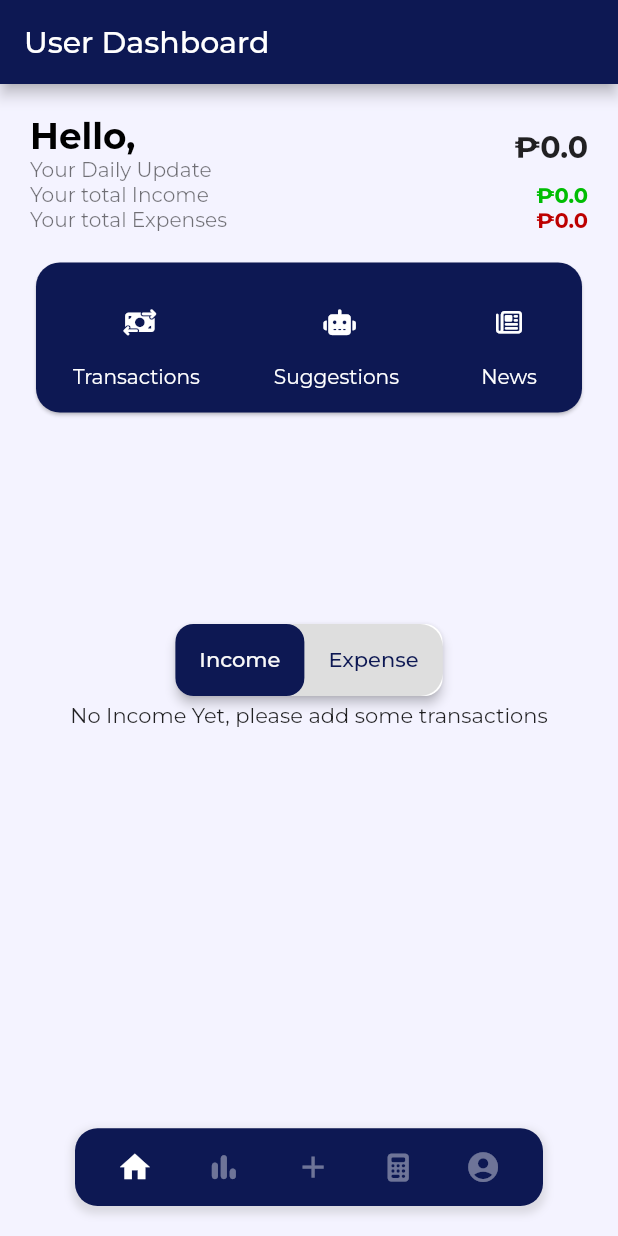
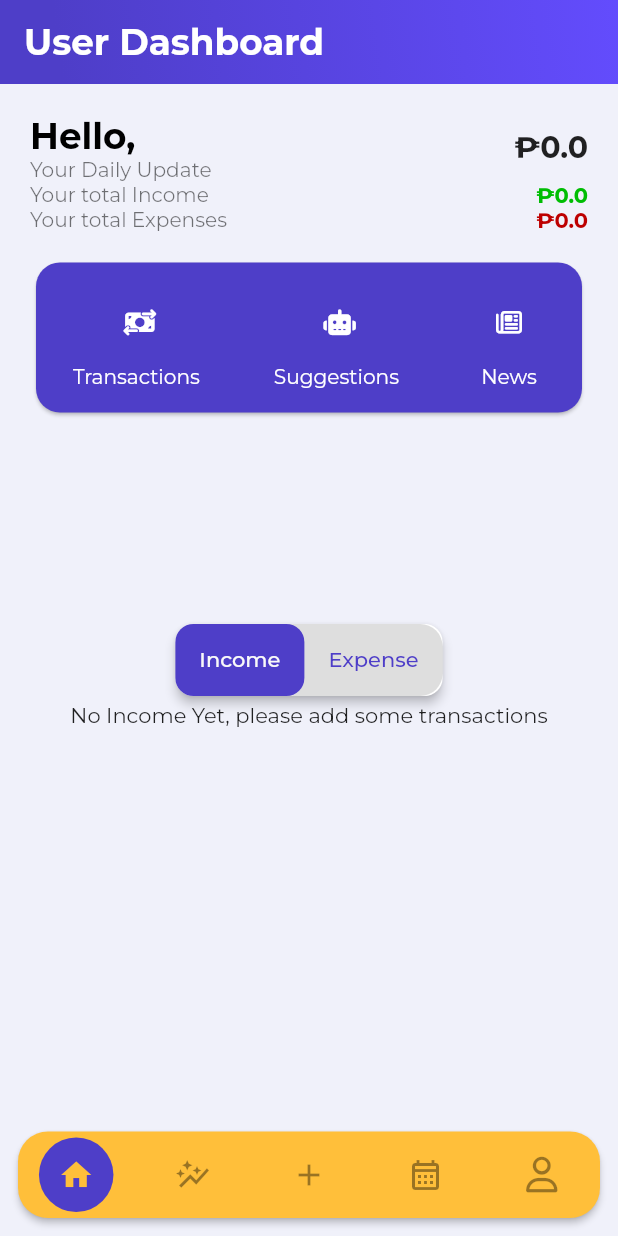
Before and after one commit to zafajardo9/BudgetBud, a Flutter app: the screen it shows after launch, after a tap on the "arrow forward ios" icon, after a tap on "Skip", on a phone screen of 412 x 824 dp. Run offline on Flutter 3.47's test engine with Material 2 defaults, Android fonts, the phone set to English and light mode, and no system bars; drawn by our look-alikes of dot_navigation_bar, flutter_snake_navigationbar; our stand-ins replace awesome_snackbar_content, camera, cloud_firestore, connectivity_plus, firebase_auth, firebase_core and 15 more; missing offline and left inert: google_mlkit_text_recognition; accounts and stored records are empty; network calls fail; project files that could hold a hidden picture were left out.

Commit message:
new changes 2

```diff
--- a/lib/MLKit/TextRecognition/detail_screen.dart
+++ b/lib/MLKit/TextRecognition/detail_screen.dart
@@ -2,7 +2,6 @@ import 'dart:async';
 import 'dart:io';
 
 import 'package:flutter/material.dart';
-import 'package:font_awesome_flutter/font_awesome_flutter.dart';
 import 'package:google_mlkit_text_recognition/google_mlkit_text_recognition.dart';
 import 'package:responsive_sizer/responsive_sizer.dart';
 
--- a/lib/auth/login_page.dart
+++ b/lib/auth/login_page.dart
@@ -36,6 +36,7 @@ class _LoginPageState extends State<LoginPage> {
 
   //Login user
   void signUserIn() async {
+    FocusManager.instance.primaryFocus?.unfocus();
     if (formKey.currentState!.validate()) {
       formKey.currentState!.save();
     }
@@ -122,14 +123,26 @@ class _LoginPageState extends State<LoginPage> {
         backgroundColor: AppColors.backgroundWhite,
         body: Container(
           width: double.infinity,
-          color: AppColors.mainColorOne,
+          decoration: BoxDecoration(
+            gradient: LinearGradient(
+              begin: Alignment.topLeft,
+              end: Alignment.bottomCenter,
+              colors: [
+                AppColors.mainColorOne,
+                AppColors.mainColorThree,
+              ],
+              stops: [
+                0.1,
+                1,
+              ],
+            ),
+          ),
           child: Column(
             crossAxisAlignment: CrossAxisAlignment.center,
             children: [
               //Logo
               Container(
                 width: double.infinity,
-                color: AppColors.mainColorOne,
                 child: Image.asset(
                   'assets/bbLogo.png',
                   height: size.height * 0.25,
--- a/lib/main.dart
+++ b/lib/main.dart
@@ -22,8 +22,12 @@ Future<void> main() async {
   final connectivityResult = await Connectivity().checkConnectivity();
   if (connectivityResult == ConnectivityResult.none) {
     // If there's no internet connectivity, stop the app
-    return runApp(const MaterialApp(
+    return runApp(MaterialApp(
       debugShowCheckedModeBanner: false,
+      darkTheme: ThemeData(
+        brightness: Brightness.dark,
+      ),
+      themeMode: ThemeMode.dark,
       home: Scaffold(
         body: Center(
           child: Text('No internet connection.'),
@@ -71,8 +75,9 @@ class MyApp extends StatelessWidget {
             theme: ThemeData(
               scaffoldBackgroundColor: AppColors.mainColorThree,
               primaryColor: AppColors.mainColorOne,
-              brightness: Brightness.light,
-              primarySwatch: buildMaterialColor(Color(0xFF0D1853)),
+              brightness: Brightness
+                  .light, //part for switching dark to light mode theme
+              primarySwatch: buildMaterialColor(Color(0xFF4E3EC8)),
               fontFamily: GoogleFonts.montserrat().fontFamily,
             ),
             home: isOnboarded ? AuthPage() : OnboardingScreen());
--- a/lib/misc/colors.dart
+++ b/lib/misc/colors.dart
@@ -2,18 +2,39 @@ import 'package:flutter/material.dart';
 
 class AppColors {
   //Color have a a prefix of 0xFF
-  static final Color mainColorOne = Color(0xFF0D1853);
-  static final Color mainColorTwo = Color(0xFFFFBD59);
-  static final Color mainColorThree = Color(0xFFF4F3FF);
-  static final Color mainColorFour = Color(0xFFB38484);
+  //version 1
+  static final Color mainColorOne = Color(0xFF4E3EC8);
+  static final Color mainColorOneSecondary = Color(0xFF634CFD);
+  static final Color mainColorTwo = Color(0xFFffbf3A);
+  static final Color mainColorThree = Color(0xFFf0f1fA);
+  static final Color mainColorFour = Color(0xFFf68059);
+
   static final Color mainColorFive = Color(0xFFC6B9B9);
   static final Color mainColorSix = Color(0xFFF0E5E5);
+
+  //version 1
+  static final Color one = Color(0xFF0D1853);
+  static final Color one2 = Color(0xFFFFBD59);
+  static final Color one3 = Color(0xFFF4F3FF);
+  static final Color one4 = Color(0xFFB38484);
+
+//version 3
+  static final Color three = Color(0xFF091945);
+  static final Color three2 = Color(0xFF8916FF);
+  static final Color three3 = Color(0xFFFF25C2);
+  static final Color three4 = Color(0xFF25DFFF);
+//version 2
+  static final Color second = Color(0xFF4E3EC8);
+  static final Color second2 = Color(0xFFffbf3A);
+  static final Color second3 = Color(0xFFf0f1fA);
+  static final Color second4 = Color(0xFFf68059);
+
+  //background white
+  static final Color backgroundWhite = Color(0xFFf9f9f9);
+//other colors
   static final Color onBoardingColorButton = Color(0xFF101010);
   static final Color deleteButton = Color(0xFFBD0000);
   static final Color updateButton = Color(0xFF00BD03);
-
-  //background white
-  static final Color backgroundWhite = Color(0xFFf9f9f9);
 }
 
 MaterialColor buildMaterialColor(Color color) {
--- /dev/null
+++ b/lib/misc/const.dart
@@ -0,0 +1,5 @@
+const int marginBetweenWidget = 20;
+
+const int marginBetweenText = 10;
+
+const double borderRadius = 20;
--- a/lib/misc/graphs/bar_graph/bar_graph.dart
+++ b/lib/misc/graphs/bar_graph/bar_graph.dart
@@ -1,9 +1,7 @@
-import 'package:budget_bud/misc/widgetSize.dart';
 import 'package:firebase_auth/firebase_auth.dart';
 import 'package:flutter/material.dart';
 import 'package:fl_chart/fl_chart.dart';
 import 'package:cloud_firestore/cloud_firestore.dart';
-import 'package:responsive_sizer/responsive_sizer.dart';
 
 import '../../colors.dart';
 
--- a/lib/misc/graphs/line_graph/line_graph.dart
+++ b/lib/misc/graphs/line_graph/line_graph.dart
@@ -1,4 +1,3 @@
-import 'package:budget_bud/misc/colors.dart';
 import 'package:cloud_firestore/cloud_firestore.dart';
 import 'package:firebase_auth/firebase_auth.dart';
 import 'package:fl_chart/fl_chart.dart';
--- a/lib/misc/txtStyles.dart
+++ b/lib/misc/txtStyles.dart
@@ -22,7 +22,7 @@ abstract class ThemeText {
   //For APPBAR TITLES
   static TextStyle appBarTitle = TextStyle(
     color: Colors.white,
-    fontSize: 23.sp,
+    fontSize: 20.sp,
     fontWeight: FontWeight.bold,
   );
 
--- a/lib/pages/dashboard_page/dashboard_page.dart
+++ b/lib/pages/dashboard_page/dashboard_page.dart
@@ -1,18 +1,15 @@
 import 'package:budget_bud/data/income_data.dart';
 import 'package:budget_bud/misc/colors.dart';
-import 'package:budget_bud/misc/graphs/heatmap/heatmap_calendar.dart';
 import 'package:budget_bud/misc/txtStyles.dart';
 import 'package:cloud_firestore/cloud_firestore.dart';
 import 'package:firebase_auth/firebase_auth.dart';
 import 'package:flutter/material.dart';
-import 'package:flutter_heatmap_calendar/flutter_heatmap_calendar.dart';
 import 'package:font_awesome_flutter/font_awesome_flutter.dart';
 import 'package:responsive_sizer/responsive_sizer.dart';
 
 import '../../components/btn_icons_text.dart';
 import '../../data/expense_data.dart';
 import '../../data/transaction_data_summary.dart';
-import '../../misc/graphs/line_graph/line_graph.dart';
 import 'dashboard_tabs/dashboard_expense_tab.dart';
 import 'dashboard_tabs/dashboard_income_tab.dart';
 
@@ -96,7 +93,24 @@ class _DashboardPageState extends State<DashboardPage>
 
     return Scaffold(
       appBar: AppBar(
-        title: Text('User Dashboard'),
+        elevation: 0,
+        flexibleSpace: Container(
+          decoration: BoxDecoration(
+            gradient: LinearGradient(
+              colors: [AppColors.mainColorOne, AppColors.mainColorOneSecondary],
+              stops: [
+                0.1,
+                1,
+              ],
+              begin: Alignment.bottomLeft,
+              end: Alignment.topRight,
+            ),
+          ),
+        ),
+        title: Text(
+          'User Dashboard',
+          style: ThemeText.appBarTitle,
+        ),
       ),
       body: Column(
         children: [
--- a/lib/pages/graph_screen/graph_screen.dart
+++ b/lib/pages/graph_screen/graph_screen.dart
@@ -2,7 +2,6 @@ import 'package:flutter/material.dart';
 import 'package:responsive_sizer/responsive_sizer.dart';
 
 import '../../misc/graphs/bar_graph/bar_graph.dart';
-import '../../misc/graphs/bargraph.dart';
 import '../../misc/graphs/line_graph/line_graph.dart';
 import '../../misc/graphs/pie_graph/pie_graph.dart';
 
--- a/lib/pages/run.dart
+++ b/lib/pages/run.dart
@@ -1,9 +1,8 @@
 import 'package:budget_bud/pages/dashboard_page/dashboard_page.dart';
 import 'package:budget_bud/pages/profile_page/profile_page.dart';
 import 'package:budget_bud/pages/user_budget_goals/user_budgets.dart';
-import 'package:budget_bud/pages/user_wallet/wallet.dart';
-import 'package:dot_navigation_bar/dot_navigation_bar.dart';
 import 'package:flutter/material.dart';
+import 'package:flutter_snake_navigationbar/flutter_snake_navigationbar.dart';
 import 'package:font_awesome_flutter/font_awesome_flutter.dart';
 import 'package:responsive_sizer/responsive_sizer.dart';
 
@@ -39,79 +38,63 @@ class _RunState extends State<Run> {
     ProfilePage(),
   ];
 
+  ShapeBorder? bottomBarShape = const RoundedRectangleBorder(
+    borderRadius: BorderRadius.all(Radius.circular(20)),
+  );
+  SnakeBarBehaviour snakeBarStyle = SnakeBarBehaviour.floating;
+  EdgeInsets padding = const EdgeInsets.all(12);
+
+  SnakeShape snakeShape = SnakeShape.circle;
+
+  bool showSelectedLabels = false;
+  bool showUnselectedLabels = false;
+
+  Color selectedColor = AppColors.mainColorOne;
+  Color unselectedColor = Colors.black.withOpacity(.4);
+
   final int iconValue = 20;
   @override
   Widget build(BuildContext context) {
     return Scaffold(
       resizeToAvoidBottomInset: false,
       extendBody: true,
-      body: navigation[_selectedTab.index],
-      bottomNavigationBar: DotNavigationBar(
-        selectedItemColor: Colors.white,
-        unselectedItemColor: Colors.white.withOpacity(0.4),
-        paddingR: EdgeInsets.all(4),
-        margin: EdgeInsets.only(bottom: 20),
-        borderRadius: 15,
-        dotIndicatorColor: Colors.transparent,
-        backgroundColor: AppColors.mainColorOne,
+      body: navigation[_selectedTab.index] /**DashboardPage() **/,
+      bottomNavigationBar: SnakeNavigationBar.color(
+        height: Adaptive.h(7),
+        backgroundColor: AppColors.mainColorTwo,
+        behaviour: snakeBarStyle,
+        snakeShape: snakeShape,
+        shape: bottomBarShape,
+        padding: padding,
+        elevation: 2,
+
+        ///configuration for SnakeNavigationBar.color
+        snakeViewColor: selectedColor,
+        selectedItemColor:
+            snakeShape == SnakeShape.indicator ? selectedColor : null,
+        unselectedItemColor: unselectedColor,
+
+        ///configuration for SnakeNavigationBar.gradient
+        // snakeViewGradient: selectedGradient,
+        // selectedItemGradient: snakeShape == SnakeShape.indicator ? selectedGradient : null,
+        // unselectedItemGradient: unselectedGradient,
+
+        showUnselectedLabels: showUnselectedLabels,
+        showSelectedLabels: showSelectedLabels,
+
         currentIndex: _SelectedTab.values.indexOf(_selectedTab),
         onTap: _handleIndexChanged,
-        enableFloatingNavBar: true,
-        boxShadow: [
-          BoxShadow(
-            color: Colors.grey.withOpacity(0.3),
-            spreadRadius: 2,
-            blurRadius: 4,
-            offset: Offset(0, 3),
-          ),
+        items: const [
+          BottomNavigationBarItem(icon: Icon(Icons.home), label: '1'),
+          BottomNavigationBarItem(
+              icon: Icon(Icons.auto_graph_outlined), label: '2'),
+          BottomNavigationBarItem(icon: Icon(Icons.add), label: '3'),
+          BottomNavigationBarItem(
+              icon: Icon(Icons.calendar_month_outlined), label: '4'),
+          BottomNavigationBarItem(icon: Icon(FontAwesomeIcons.user), label: '5')
         ],
-        items: [
-          /// Dashboard
-          DotNavigationBarItem(
-            icon: Icon(
-              Icons.home,
-              size: iconValue.sp,
-            ),
-            selectedColor: Colors.white,
-          ),
-
-          /// Analytics
-          DotNavigationBarItem(
-            icon: Icon(
-              Icons.bar_chart_rounded,
-              size: iconValue.sp,
-            ),
-            selectedColor: Colors.white,
-          ),
-
-          ///Input Expense & Income
-          DotNavigationBarItem(
-            icon: Icon(
-              Icons.add,
-              size: iconValue.sp,
-            ),
-            selectedColor: Colors.white,
-          ),
-
-          //Wallet of user and budget Goal
-          DotNavigationBarItem(
-            icon: Icon(
-              //when using fontawesome you should minus it to 5
-              FontAwesomeIcons.calculator,
-              size: iconValue - 5.sp,
-            ),
-            selectedColor: Colors.white,
-          ),
-
-          /// Profile
-          DotNavigationBarItem(
-            icon: Icon(
-              Icons.account_circle,
-              size: iconValue.sp,
-            ),
-            selectedColor: Colors.white,
-          ),
-        ],
+        selectedLabelStyle: const TextStyle(fontSize: 14),
+        unselectedLabelStyle: const TextStyle(fontSize: 10),
       ),
     );
   }
--- a/lib/pages/transaction_page/tabs/expense_tab.dart
+++ b/lib/pages/transaction_page/tabs/expense_tab.dart
@@ -26,7 +26,6 @@ class ExpenseTab extends StatefulWidget {
 }
 
 class _ExpenseTabState extends State<ExpenseTab> {
-  bool _isPermissionGranted = false;
   bool textScanning = false;
   XFile? imageFile;
   String scannedText = "";
@@ -195,11 +194,6 @@ class _ExpenseTabState extends State<ExpenseTab> {
   void initState() {
     // TODO: implement initState
     super.initState();
-  }
-
-  Future<void> _requestCameraPermission() async {
-    final status = await Permission.camera.request();
-    _isPermissionGranted = status == PermissionStatus.granted;
   }
 
   //Widget ITSELF
--- a/lib/pages/transaction_page/transaction_page.dart
+++ b/lib/pages/transaction_page/transaction_page.dart
@@ -1,5 +1,3 @@
-import 'dart:math' as Math;
-
 import 'package:budget_bud/misc/colors.dart';
 import 'package:budget_bud/pages/transaction_page/tabs/expense_tab.dart';
 import 'package:budget_bud/pages/transaction_page/tabs/income_tab.dart';
--- a/lib/pages/user_budget_goals/user_add_budget/add_budget.dart
+++ b/lib/pages/user_budget_goals/user_add_budget/add_budget.dart
@@ -1,5 +1,4 @@
 import 'package:awesome_snackbar_content/awesome_snackbar_content.dart';
-import 'package:budget_bud/misc/colors.dart';
 import 'package:budget_bud/misc/txtStyles.dart';
 import 'package:budget_bud/misc/widgetSize.dart';
 import 'package:cloud_firestore/cloud_firestore.dart';
--- a/pubspec.yaml
+++ b/pubspec.yaml
@@ -34,8 +34,9 @@ dependencies:
   cloud_firestore: ^4.5.2
   flutter_svg: ^2.0.5
 
-  salomon_bottom_bar: ^3.3.1 #can be removed
   dot_navigation_bar: ^1.0.1+4
+  flutter_snake_navigationbar: ^0.6.1
+
   google_fonts: ^4.0.3
   provider: ^6.0.5 #can be removed
   shared_preferences: ^2.0.5
@@ -57,6 +58,9 @@ dependencies:
   image_picker: ^0.8.7+5
   flutter_heatmap_calendar: ^1.0.5
   flutter_markdown: ^0.6.15
+
+
+
 
 
 
```
Also changed, not shown: lib/auth/register_page.dart (+96 -25 lines), lib/pages/profile_page/profile_page.dart (+2 -9 lines), lib/pages/transaction_page/tabs/income_tab.dart (+25 -0 lines), lib/pages/user_budget_goals/user_budgets.dart (+13 -0 lines), pubspec.lock.
